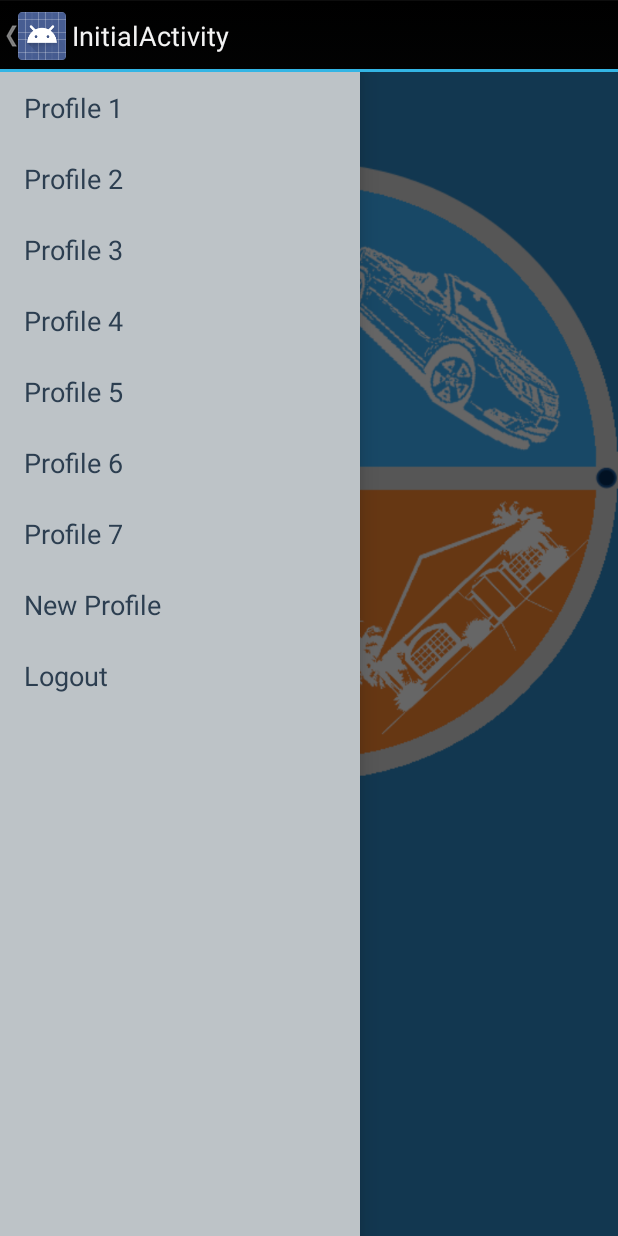
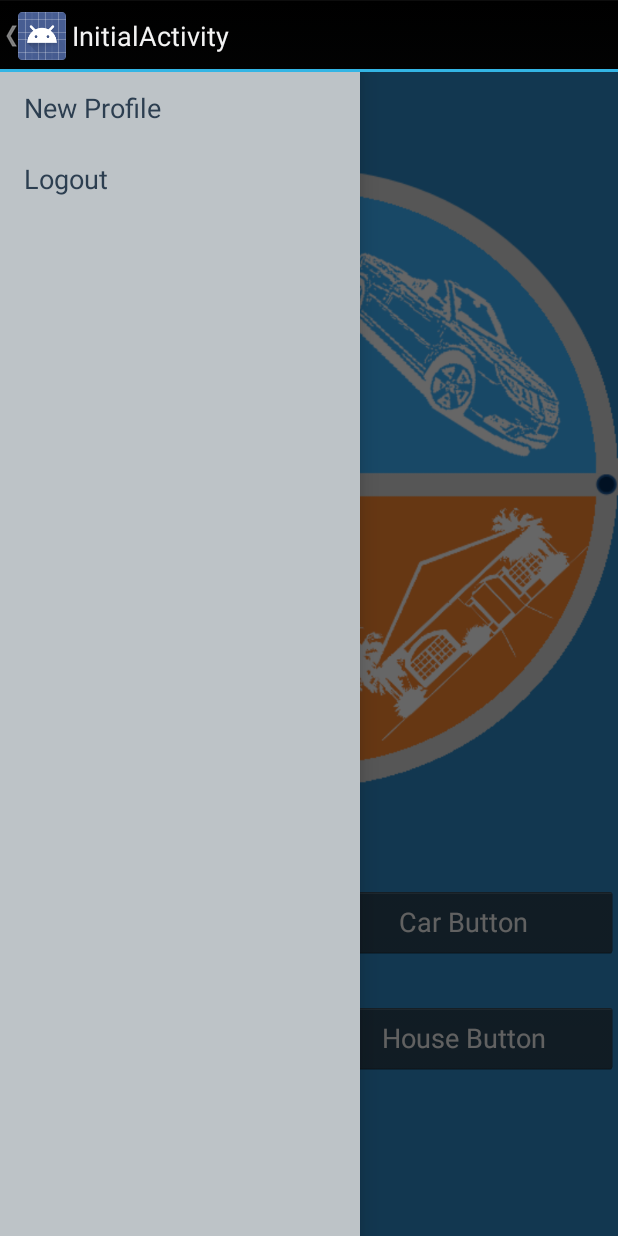
Before and after one commit to fnk0/InsuringMyLife, an Android app: the InitialActivity screen opened directly, with no data from a screen before it, with the side drawer open, on a phone screen of 412 x 824 dp. Run offline under Robolectric (Android 15) with nearby library versions, the phone set to English and light mode, and no system bars; 2 statements that could not run were skipped.

Commit message:
Added the Car insurance Activity with a drawer

```diff
--- a/InsuringMyLife/src/main/java/com/gabilheri/insuringmylife/InitialActivity.java
+++ b/InsuringMyLife/src/main/java/com/gabilheri/insuringmylife/InitialActivity.java
@@ -12,11 +12,12 @@ import android.view.MenuItem;
 import android.view.View;
 import android.widget.AdapterView;
 import android.widget.ArrayAdapter;
+import android.widget.Button;
 import android.widget.ListView;
 
 import java.util.ArrayList;
 
-public class InitialActivity extends Activity {
+public class InitialActivity extends Activity implements View.OnClickListener {
 
     private ArrayList<String> drawerOptions;
     private DrawerLayout optionsDrawerLayout;
@@ -24,6 +25,7 @@ public class InitialActivity extends Activity {
     private ActionBarDrawerToggle drawerToggle;
     private CharSequence drawerTitle;
     private CharSequence title;
+    private Button lifeButton, carButton, houseButton, accidentButton;
 
     @Override
     protected void onCreate(Bundle savedInstanceState) {
@@ -55,13 +57,16 @@ public class InitialActivity extends Activity {
         getActionBar().setHomeButtonEnabled(true);
 
         drawerOptions = new ArrayList<String>();
-        drawerOptions.add("Profile 1");
-        drawerOptions.add("Profile 2");
-        drawerOptions.add("Profile 3");
-        drawerOptions.add("Profile 4");
-        drawerOptions.add("Profile 5");
-        drawerOptions.add("Profile 6");
-        drawerOptions.add("Profile 7");
+
+
+        SharedPreferences profileCounter = getSharedPreferences("numProfiles", MODE_PRIVATE);
+        int counter = profileCounter.getInt("numProfiles", 0);
+
+        for(int x = 0; x < counter; x++) {
+            SharedPreferences profiles = getSharedPreferences("profilesPref" + x, MODE_PRIVATE);
+            drawerOptions.add(profiles.getString("fullName", "name"));
+        }
+
         drawerOptions.add("New Profile");
         drawerOptions.add("Logout");
         optionsDrawerLayout = (DrawerLayout) findViewById(R.id.drawer_layout);
@@ -71,6 +76,35 @@ public class InitialActivity extends Activity {
         drawerList.setAdapter(new ArrayAdapter<String>(this, R.layout.drawer_list_item, drawerOptions));
         drawerList.setOnItemClickListener(new DrawerItemClickListener());
 
+        lifeButton = (Button) findViewById(R.id.lifeButton);
+        carButton = (Button) findViewById(R.id.carButton);
+        houseButton = (Button) findViewById(R.id.houseButton);
+        accidentButton = (Button) findViewById(R.id.accidentButton);
+
+        carButton.setOnClickListener(this);
+        lifeButton.setOnClickListener(this);
+        houseButton.setOnClickListener(this);
+        accidentButton.setOnClickListener(this);
+
+    }
+
+    @Override
+    public void onClick(View view) {
+
+        int id = view.getId();
+
+        switch (id) {
+            case R.id.lifeButton:
+                break;
+            case R.id.carButton:
+                Intent i = new Intent(InitialActivity.this, CarActivity.class);
+                startActivity(i);
+                break;
+            case R.id.accidentButton:
+                break;
+            case R.id.houseButton:
+                break;
+        }
     }
 
     @Override
@@ -117,17 +151,35 @@ public class InitialActivity extends Activity {
 
     private void selectItem(int position) {
 
+        String selectedProfileName;
+
         if(drawerOptions.get(position).equals("Logout")) {
             SharedPreferences loginPref = getSharedPreferences("loginPref", 0);
             SharedPreferences.Editor loginEditor = loginPref.edit();
             loginEditor.clear();
             loginEditor.commit();
 
+            SharedPreferences profileCounter = getSharedPreferences("numProfiles", MODE_PRIVATE);
+            int counter = profileCounter.getInt("numProfiles", 0);
+
+            for(int x = 0; x < counter; x++) {
+                SharedPreferences profiles = getSharedPreferences("profilesPref" + x, MODE_PRIVATE);
+                SharedPreferences.Editor profilesEditor = profiles.edit();
+                profilesEditor.clear();
+                profilesEditor.commit();
+            }
+
             Intent i = new Intent(InitialActivity.this, LoginActivity.class);
             startActivity(i);
         } else if(drawerOptions.get(position).equals("New Profile")) {
             Intent i = new Intent(InitialActivity.this, NewProfileActivity.class);
             startActivity(i);
+        } else {
+            selectedProfileName = drawerOptions.get(position).toString();
+            SharedPreferences selectedProfile = getSharedPreferences("selectedProfile", MODE_PRIVATE);
+            SharedPreferences.Editor selectedProfileEditor = selectedProfile.edit();
+            selectedProfileEditor.putString("selectedProfile", selectedProfileName);
+            selectedProfileEditor.commit();
         }
     }
 }
--- a/InsuringMyLife/src/main/java/com/gabilheri/insuringmylife/NewProfileActivity.java
+++ b/InsuringMyLife/src/main/java/com/gabilheri/insuringmylife/NewProfileActivity.java
@@ -2,6 +2,7 @@ package com.gabilheri.insuringmylife;
 
 import android.app.Activity;
 import android.app.ProgressDialog;
+import android.content.Intent;
 import android.content.SharedPreferences;
 import android.os.AsyncTask;
 import android.os.Bundle;
@@ -175,7 +176,8 @@ public class NewProfileActivity extends Activity implements View.OnClickListener
                 success = json.getInt(TAG_SUCCESS);
 
                 if(success == 1) {
-                    finish();
+                    Intent i = new Intent(NewProfileActivity.this, LoginActivity.class);
+                    startActivity(i);
                     return json.getString(TAG_MESSAGE);
                 } else {
                     return json.getString(TAG_MESSAGE);
--- a/InsuringMyLife/src/main/res/layout/activity_initial.xml
+++ b/InsuringMyLife/src/main/res/layout/activity_initial.xml
@@ -13,13 +13,59 @@
         android:layout_height="match_parent"
         android:orientation="vertical"
         android:background="@color/blue"
+        android:weightSum="1"
         >
 
         <ImageView
             android:src="@drawable/applogo"
             android:layout_width="wrap_content"
-            android:layout_height="wrap_content" />
-
+            android:layout_height="0dip"
+            android:layout_weight="0.7"
+            />
+        <LinearLayout
+            android:layout_weight="0.1"
+            android:layout_width="match_parent"
+            android:layout_height="0dip"
+            android:orientation="horizontal"
+            android:weightSum="1"
+            >
+        <Button
+            android:id="@+id/lifeButton"
+            android:layout_width="0dip"
+            android:layout_height="wrap_content"
+            android:layout_weight="0.5"
+            android:text="Life Button"
+            />
+        <Button
+            android:id="@+id/carButton"
+            android:layout_width="0dip"
+            android:layout_height="wrap_content"
+            android:layout_weight="0.5"
+            android:text="Car Button"
+            />
+        </LinearLayout>
+    <LinearLayout
+        android:layout_weight="0.1"
+        android:layout_width="match_parent"
+        android:layout_height="0dip"
+        android:orientation="horizontal"
+        android:weightSum="1"
+        >
+        <Button
+            android:id="@+id/accidentButton"
+            android:layout_width="0dip"
+            android:layout_height="wrap_content"
+            android:layout_weight="0.5"
+            android:text="Accident Button"
+            />
+        <Button
+            android:id="@+id/houseButton"
+            android:layout_width="0dip"
+            android:layout_height="wrap_content"
+            android:layout_weight="0.5"
+            android:text="House Button"
+            />
+        </LinearLayout>
     </LinearLayout>
 
     <!-- android:layout_gravity="start" tells DrawerLayout to treat
--- a/InsuringMyLife/src/main/res/values/strings.xml
+++ b/InsuringMyLife/src/main/res/values/strings.xml
@@ -22,7 +22,6 @@
         <item name="add_profile"> New Profile</item>
         <item name="logout"> Logout</item>
     </array>
-
     <array name="months">
         <item name="jan">January</item>
         <item name="feb">February</item>
@@ -37,12 +36,12 @@
         <item name="nov">November</item>
         <item name="dec">December</item>
     </array>
-
     <array name="cc_companies">
         <item name="visa">Visa</item>
         <item name="master">Mastercard</item>
         <item name="amer">American Express</item>
     </array>
+
     <string name="title_activity_new_profile">NewProfileActivity</string>
     <string name="repeat_password">Repeat Password</string>
     <string name="first_name">First Name</string>
@@ -55,5 +54,6 @@
     <string name="personal_info">Personal Information</string>
     <string name="cc_owner">Credit Card Owner Name</string>
     <string name="new_profile">Add New Profile</string>
+    <string name="title_activity_car">CarActivity</string>
 
 </resources>
```
Also changed, not shown: InsuringMyLife/src/main/AndroidManifest.xml (+9 -10 lines), InsuringMyLife/src/main/java/com/gabilheri/insuringmylife/CarActivity.java (added, +134 -0 lines), InsuringMyLife/src/main/java/com/gabilheri/insuringmylife/LoginActivity.java (+26 -3 lines), InsuringMyLife/src/main/res/layout/activity_car.xml (added, +37 -0 lines), InsuringMyLife/src/main/res/menu/car.xml (added, +9 -0 lines).
